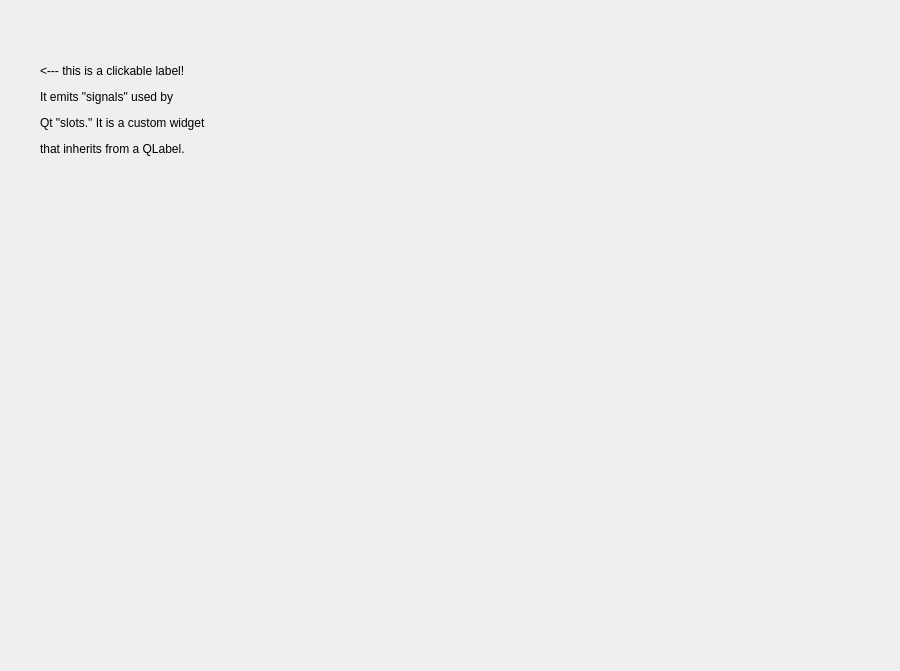
The window that resource/report_gui.ui (clearfield-robotics-ros/report_gui) describes before a commit, drawn with Qt 5.
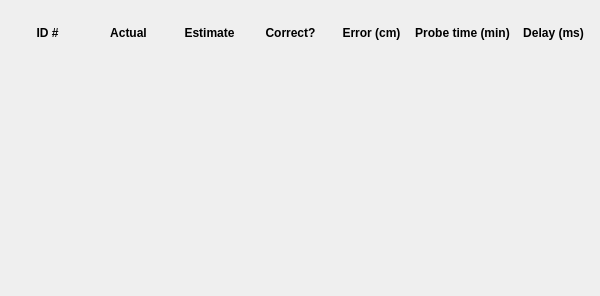
The same window after the commit.

Commit message: report message passing working

```diff
--- a/resource/report_gui.ui
+++ b/resource/report_gui.ui
@@ -6,20 +6,26 @@
    <rect>
     <x>0</x>
     <y>0</y>
-    <width>900</width>
-    <height>671</height>
+    <width>600</width>
+    <height>296</height>
    </rect>
   </property>
+  <property name="sizePolicy">
+   <sizepolicy hsizetype="Minimum" vsizetype="Minimum">
+    <horstretch>0</horstretch>
+    <verstretch>0</verstretch>
+   </sizepolicy>
+  </property>
   <property name="minimumSize">
    <size>
-    <width>900</width>
-    <height>671</height>
+    <width>600</width>
+    <height>200</height>
    </size>
   </property>
   <property name="maximumSize">
    <size>
-    <width>900</width>
-    <height>671</height>
+    <width>600</width>
+    <height>400</height>
    </size>
   </property>
   <property name="windowTitle">
@@ -38,18 +44,515 @@
     padding: 0 3px 0 3px;
 }</string>
   </property>
-  <widget class="QLabel" name="report">
+  <widget class="QWidget" name="gridLayoutWidget">
    <property name="geometry">
     <rect>
-     <x>40</x>
-     <y>30</y>
-     <width>211</width>
-     <height>161</height>
+     <x>10</x>
+     <y>20</y>
+     <width>581</width>
+     <height>95</height>
     </rect>
    </property>
-   <property name="text">
-    <string>&lt;html&gt;&lt;head/&gt;&lt;body&gt;&lt;p&gt;&amp;lt;--- this is a clickable label!&lt;/p&gt;&lt;p&gt;It emits &amp;quot;signals&amp;quot; used by&lt;/p&gt;&lt;p&gt;Qt &amp;quot;slots.&amp;quot;  It is a custom widget&lt;/p&gt;&lt;p&gt;that inherits from a QLabel.&lt;/p&gt;&lt;/body&gt;&lt;/html&gt;</string>
-   </property>
+   <layout class="QGridLayout" name="gridLayout">
+    <item row="1" column="0">
+     <layout class="QHBoxLayout" name="horizontalLayout_4">
+      <item>
+       <widget class="QLabel" name="latest_id">
+        <property name="sizePolicy">
+         <sizepolicy hsizetype="Expanding" vsizetype="Expanding">
+          <horstretch>0</horstretch>
+          <verstretch>0</verstretch>
+         </sizepolicy>
+        </property>
+        <property name="font">
+         <font>
+          <pointsize>9</pointsize>
+          <weight>75</weight>
+          <bold>true</bold>
+         </font>
+        </property>
+        <property name="text">
+         <string>&lt;html&gt;&lt;head/&gt;&lt;body&gt;&lt;p&gt;&lt;br/&gt;&lt;/p&gt;&lt;/body&gt;&lt;/html&gt;</string>
+        </property>
+        <property name="alignment">
+         <set>Qt::AlignCenter</set>
+        </property>
+       </widget>
+      </item>
+      <item>
+       <widget class="QLabel" name="latest_actual">
+        <property name="sizePolicy">
+         <sizepolicy hsizetype="Expanding" vsizetype="Expanding">
+          <horstretch>0</horstretch>
+          <verstretch>0</verstretch>
+         </sizepolicy>
+        </property>
+        <property name="font">
+         <font>
+          <pointsize>9</pointsize>
+          <weight>75</weight>
+          <bold>true</bold>
+         </font>
+        </property>
+        <property name="text">
+         <string>&lt;html&gt;&lt;head/&gt;&lt;body&gt;&lt;p&gt;&lt;br/&gt;&lt;/p&gt;&lt;/body&gt;&lt;/html&gt;</string>
+        </property>
+        <property name="alignment">
+         <set>Qt::AlignCenter</set>
+        </property>
+       </widget>
+      </item>
+      <item>
+       <widget class="QLabel" name="latest_estimate">
+        <property name="sizePolicy">
+         <sizepolicy hsizetype="Expanding" vsizetype="Expanding">
+          <horstretch>0</horstretch>
+          <verstretch>0</verstretch>
+         </sizepolicy>
+        </property>
+        <property name="font">
+         <font>
+          <pointsize>9</pointsize>
+          <weight>75</weight>
+          <bold>true</bold>
+         </font>
+        </property>
+        <property name="text">
+         <string>&lt;html&gt;&lt;head/&gt;&lt;body&gt;&lt;p&gt;&lt;br/&gt;&lt;/p&gt;&lt;/body&gt;&lt;/html&gt;</string>
+        </property>
+        <property name="alignment">
+         <set>Qt::AlignCenter</set>
+        </property>
+       </widget>
+      </item>
+      <item>
+       <widget class="QLabel" name="latest_correct">
+        <property name="sizePolicy">
+         <sizepolicy hsizetype="Expanding" vsizetype="Expanding">
+          <horstretch>0</horstretch>
+          <verstretch>0</verstretch>
+         </sizepolicy>
+        </property>
+        <property name="font">
+         <font>
+          <pointsize>9</pointsize>
+          <weight>75</weight>
+          <bold>true</bold>
+         </font>
+        </property>
+        <property name="text">
+         <string>&lt;html&gt;&lt;head/&gt;&lt;body&gt;&lt;p&gt;&lt;br/&gt;&lt;/p&gt;&lt;/body&gt;&lt;/html&gt;</string>
+        </property>
+        <property name="alignment">
+         <set>Qt::AlignCenter</set>
+        </property>
+       </widget>
+      </item>
+      <item>
+       <widget class="QLabel" name="latest_error">
+        <property name="sizePolicy">
+         <sizepolicy hsizetype="Expanding" vsizetype="Expanding">
+          <horstretch>0</horstretch>
+          <verstretch>0</verstretch>
+         </sizepolicy>
+        </property>
+        <property name="font">
+         <font>
+          <pointsize>9</pointsize>
+          <weight>75</weight>
+          <bold>true</bold>
+         </font>
+        </property>
+        <property name="text">
+         <string>&lt;html&gt;&lt;head/&gt;&lt;body&gt;&lt;p&gt;&lt;br/&gt;&lt;/p&gt;&lt;/body&gt;&lt;/html&gt;</string>
+        </property>
+        <property name="alignment">
+         <set>Qt::AlignCenter</set>
+        </property>
+       </widget>
+      </item>
+      <item>
+       <widget class="QLabel" name="latest_probe_time">
+        <property name="sizePolicy">
+         <sizepolicy hsizetype="Expanding" vsizetype="Expanding">
+          <horstretch>0</horstretch>
+          <verstretch>0</verstretch>
+         </sizepolicy>
+        </property>
+        <property name="font">
+         <font>
+          <pointsize>9</pointsize>
+          <weight>75</weight>
+          <bold>true</bold>
+         </font>
+        </property>
+        <property name="text">
+         <string>&lt;html&gt;&lt;head/&gt;&lt;body&gt;&lt;p&gt;&lt;br/&gt;&lt;/p&gt;&lt;/body&gt;&lt;/html&gt;</string>
+        </property>
+        <property name="alignment">
+         <set>Qt::AlignCenter</set>
+        </property>
+       </widget>
+      </item>
+      <item>
+       <widget class="QLabel" name="latest_delay">
+        <property name="sizePolicy">
+         <sizepolicy hsizetype="Expanding" vsizetype="Expanding">
+          <horstretch>0</horstretch>
+          <verstretch>0</verstretch>
+         </sizepolicy>
+        </property>
+        <property name="font">
+         <font>
+          <pointsize>9</pointsize>
+          <weight>75</weight>
+          <bold>true</bold>
+         </font>
+        </property>
+        <property name="text">
+         <string>&lt;html&gt;&lt;head/&gt;&lt;body&gt;&lt;p&gt;&lt;br/&gt;&lt;/p&gt;&lt;/body&gt;&lt;/html&gt;</string>
+        </property>
+        <property name="alignment">
+         <set>Qt::AlignCenter</set>
+        </property>
+       </widget>
+      </item>
+     </layout>
+    </item>
+    <item row="0" column="0">
+     <layout class="QHBoxLayout" name="horizontalLayout">
+      <property name="sizeConstraint">
+       <enum>QLayout::SetDefaultConstraint</enum>
+      </property>
+      <item>
+       <widget class="QLabel" name="report">
+        <property name="sizePolicy">
+         <sizepolicy hsizetype="Expanding" vsizetype="Expanding">
+          <horstretch>0</horstretch>
+          <verstretch>0</verstretch>
+         </sizepolicy>
+        </property>
+        <property name="font">
+         <font>
+          <pointsize>9</pointsize>
+          <weight>75</weight>
+          <bold>true</bold>
+         </font>
+        </property>
+        <property name="text">
+         <string>&lt;html&gt;&lt;head/&gt;&lt;body&gt;&lt;p&gt;ID #&lt;/p&gt;&lt;/body&gt;&lt;/html&gt;</string>
+        </property>
+        <property name="alignment">
+         <set>Qt::AlignCenter</set>
+        </property>
+       </widget>
+      </item>
+      <item>
+       <widget class="QLabel" name="report_2">
+        <property name="sizePolicy">
+         <sizepolicy hsizetype="Expanding" vsizetype="Expanding">
+          <horstretch>0</horstretch>
+          <verstretch>0</verstretch>
+         </sizepolicy>
+        </property>
+        <property name="font">
+         <font>
+          <pointsize>9</pointsize>
+          <weight>75</weight>
+          <bold>true</bold>
+         </font>
+        </property>
+        <property name="text">
+         <string>&lt;html&gt;&lt;head/&gt;&lt;body&gt;&lt;p&gt;Actual&lt;/p&gt;&lt;/body&gt;&lt;/html&gt;</string>
+        </property>
+        <property name="alignment">
+         <set>Qt::AlignCenter</set>
+        </property>
+       </widget>
+      </item>
+      <item>
+       <widget class="QLabel" name="report_4">
+        <property name="sizePolicy">
+         <sizepolicy hsizetype="Expanding" vsizetype="Expanding">
+          <horstretch>0</horstretch>
+          <verstretch>0</verstretch>
+         </sizepolicy>
+        </property>
+        <property name="font">
+         <font>
+          <pointsize>9</pointsize>
+          <weight>75</weight>
+          <bold>true</bold>
+         </font>
+        </property>
+        <property name="text">
+         <string>&lt;html&gt;&lt;head/&gt;&lt;body&gt;&lt;p&gt;Estimate&lt;/p&gt;&lt;/body&gt;&lt;/html&gt;</string>
+        </property>
+        <property name="alignment">
+         <set>Qt::AlignCenter</set>
+        </property>
+       </widget>
+      </item>
+      <item>
+       <widget class="QLabel" name="report_13">
+        <property name="sizePolicy">
+         <sizepolicy hsizetype="Expanding" vsizetype="Expanding">
+          <horstretch>0</horstretch>
+          <verstretch>0</verstretch>
+         </sizepolicy>
+        </property>
+        <property name="font">
+         <font>
+          <pointsize>9</pointsize>
+          <weight>75</weight>
+          <bold>true</bold>
+         </font>
+        </property>
+        <property name="text">
+         <string>&lt;html&gt;&lt;head/&gt;&lt;body&gt;&lt;p&gt;Correct?&lt;/p&gt;&lt;/body&gt;&lt;/html&gt;</string>
+        </property>
+        <property name="alignment">
+         <set>Qt::AlignCenter</set>
+        </property>
+       </widget>
+      </item>
+      <item>
+       <widget class="QLabel" name="report_3">
+        <property name="sizePolicy">
+         <sizepolicy hsizetype="Expanding" vsizetype="Expanding">
+          <horstretch>0</horstretch>
+          <verstretch>0</verstretch>
+         </sizepolicy>
+        </property>
+        <property name="font">
+         <font>
+          <pointsize>9</pointsize>
+          <weight>75</weight>
+          <bold>true</bold>
+         </font>
+        </property>
+        <property name="text">
+         <string>&lt;html&gt;&lt;head/&gt;&lt;body&gt;&lt;p&gt;Error (cm)&lt;/p&gt;&lt;/body&gt;&lt;/html&gt;</string>
+        </property>
+        <property name="alignment">
+         <set>Qt::AlignCenter</set>
+        </property>
+       </widget>
+      </item>
+      <item>
+       <widget class="QLabel" name="report_6">
+        <property name="sizePolicy">
+         <sizepolicy hsizetype="Expanding" vsizetype="Expanding">
+          <horstretch>0</horstretch>
+          <verstretch>0</verstretch>
+         </sizepolicy>
+        </property>
+        <property name="font">
+         <font>
+          <pointsize>9</pointsize>
+          <weight>75</weight>
+          <bold>true</bold>
+         </font>
+        </property>
+        <property name="text">
+         <string>&lt;html&gt;&lt;head/&gt;&lt;body&gt;&lt;p&gt;Probe time (min)&lt;/p&gt;&lt;/body&gt;&lt;/html&gt;</string>
+        </property>
+        <property name="alignment">
+         <set>Qt::AlignCenter</set>
+        </property>
+       </widget>
+      </item>
+      <item>
+       <widget class="QLabel" name="report_5">
+        <property name="sizePolicy">
+         <sizepolicy hsizetype="Expanding" vsizetype="Expanding">
+          <horstretch>0</horstretch>
+          <verstretch>0</verstretch>
+         </sizepolicy>
+        </property>
+        <property name="font">
+         <font>
+          <pointsize>9</pointsize>
+          <weight>75</weight>
+          <bold>true</bold>
+         </font>
+        </property>
+        <property name="text">
+         <string>&lt;html&gt;&lt;head/&gt;&lt;body&gt;&lt;p&gt;Delay (ms)&lt;/p&gt;&lt;/body&gt;&lt;/html&gt;</string>
+        </property>
+        <property name="alignment">
+         <set>Qt::AlignCenter</set>
+        </property>
+       </widget>
+      </item>
+     </layout>
+    </item>
+    <item row="2" column="0">
+     <layout class="QHBoxLayout" name="horizontalLayout_5">
+      <item>
+       <widget class="QLabel" name="report_15">
+        <property name="sizePolicy">
+         <sizepolicy hsizetype="Expanding" vsizetype="Expanding">
+          <horstretch>0</horstretch>
+          <verstretch>0</verstretch>
+         </sizepolicy>
+        </property>
+        <property name="font">
+         <font>
+          <pointsize>9</pointsize>
+          <weight>75</weight>
+          <bold>true</bold>
+         </font>
+        </property>
+        <property name="text">
+         <string>&lt;html&gt;&lt;head/&gt;&lt;body&gt;&lt;p&gt;&lt;br/&gt;&lt;/p&gt;&lt;/body&gt;&lt;/html&gt;</string>
+        </property>
+        <property name="alignment">
+         <set>Qt::AlignCenter</set>
+        </property>
+       </widget>
+      </item>
+      <item>
+       <widget class="QLabel" name="report_16">
+        <property name="sizePolicy">
+         <sizepolicy hsizetype="Expanding" vsizetype="Expanding">
+          <horstretch>0</horstretch>
+          <verstretch>0</verstretch>
+         </sizepolicy>
+        </property>
+        <property name="font">
+         <font>
+          <pointsize>9</pointsize>
+          <weight>75</weight>
+          <bold>true</bold>
+         </font>
+        </property>
+        <property name="text">
+         <string>&lt;html&gt;&lt;head/&gt;&lt;body&gt;&lt;p&gt;&lt;br/&gt;&lt;/p&gt;&lt;/body&gt;&lt;/html&gt;</string>
+        </property>
+        <property name="alignment">
+         <set>Qt::AlignCenter</set>
+        </property>
+       </widget>
+      </item>
+      <item>
+       <widget class="QLabel" name="report_17">
+        <property name="sizePolicy">
+         <sizepolicy hsizetype="Expanding" vsizetype="Expanding">
+          <horstretch>0</horstretch>
+          <verstretch>0</verstretch>
+         </sizepolicy>
+        </property>
+        <property name="font">
+         <font>
+          <pointsize>9</pointsize>
+          <weight>75</weight>
+          <bold>true</bold>
+         </font>
+        </property>
+        <property name="text">
+         <string>&lt;html&gt;&lt;head/&gt;&lt;body&gt;&lt;p&gt;&lt;br/&gt;&lt;/p&gt;&lt;/body&gt;&lt;/html&gt;</string>
+        </property>
+        <property name="alignment">
+         <set>Qt::AlignCenter</set>
+        </property>
+       </widget>
+      </item>
+      <item>
+       <widget class="QLabel" name="summary_correct">
+        <property name="sizePolicy">
+         <sizepolicy hsizetype="Expanding" vsizetype="Expanding">
+          <horstretch>0</horstretch>
+          <verstretch>0</verstretch>
+         </sizepolicy>
+        </property>
+        <property name="font">
+         <font>
+          <pointsize>9</pointsize>
+          <weight>75</weight>
+          <bold>true</bold>
+         </font>
+        </property>
+        <property name="text">
+         <string>&lt;html&gt;&lt;head/&gt;&lt;body&gt;&lt;p&gt;&lt;br/&gt;&lt;/p&gt;&lt;/body&gt;&lt;/html&gt;</string>
+        </property>
+        <property name="alignment">
+         <set>Qt::AlignCenter</set>
+        </property>
+       </widget>
+      </item>
+      <item>
+       <widget class="QLabel" name="summary_error">
+        <property name="sizePolicy">
+         <sizepolicy hsizetype="Expanding" vsizetype="Expanding">
+          <horstretch>0</horstretch>
+          <verstretch>0</verstretch>
+         </sizepolicy>
+        </property>
+        <property name="font">
+         <font>
+          <pointsize>9</pointsize>
+          <weight>75</weight>
+          <bold>true</bold>
+         </font>
+        </property>
+        <property name="text">
+         <string>&lt;html&gt;&lt;head/&gt;&lt;body&gt;&lt;p&gt;&lt;br/&gt;&lt;/p&gt;&lt;/body&gt;&lt;/html&gt;</string>
+        </property>
+        <property name="alignment">
+         <set>Qt::AlignCenter</set>
+        </property>
+       </widget>
+      </item>
+      <item>
+       <widget class="QLabel" name="summary_probe_time">
+        <property name="sizePolicy">
+         <sizepolicy hsizetype="Expanding" vsizetype="Expanding">
+          <horstretch>0</horstretch>
+          <verstretch>0</verstretch>
+         </sizepolicy>
+        </property>
+        <property name="font">
+         <font>
+          <pointsize>9</pointsize>
+          <weight>75</weight>
+          <bold>true</bold>
+         </font>
+        </property>
+        <property name="text">
+         <string>&lt;html&gt;&lt;head/&gt;&lt;body&gt;&lt;p&gt;&lt;br/&gt;&lt;/p&gt;&lt;/body&gt;&lt;/html&gt;</string>
+        </property>
+        <property name="alignment">
+         <set>Qt::AlignCenter</set>
+        </property>
+       </widget>
+      </item>
+      <item>
+       <widget class="QLabel" name="summary_delay">
+        <property name="sizePolicy">
+         <sizepolicy hsizetype="Expanding" vsizetype="Expanding">
+          <horstretch>0</horstretch>
+          <verstretch>0</verstretch>
+         </sizepolicy>
+        </property>
+        <property name="font">
+         <font>
+          <pointsize>9</pointsize>
+          <weight>75</weight>
+          <bold>true</bold>
+         </font>
+        </property>
+        <property name="text">
+         <string>&lt;html&gt;&lt;head/&gt;&lt;body&gt;&lt;p&gt;&lt;br/&gt;&lt;/p&gt;&lt;/body&gt;&lt;/html&gt;</string>
+        </property>
+        <property name="alignment">
+         <set>Qt::AlignCenter</set>
+        </property>
+       </widget>
+      </item>
+     </layout>
+    </item>
+   </layout>
   </widget>
  </widget>
  <resources/>
```
Left out of the diff: 2 changed lines with no effect on the pictures. The commit also changes 2 other files.
